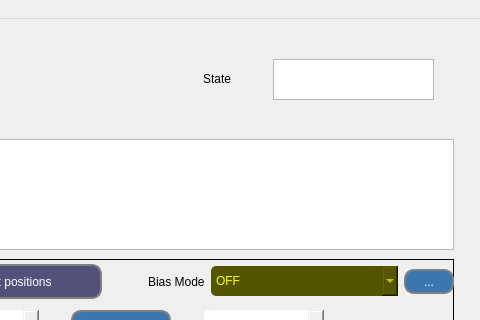
The window that ECA_SOLEIL_ZMI4104C/mainwindow.ui (guepy/ECA_ZMI4104C_main) describes before a commit, drawn with Qt 5; both pictures show x 347 to 827 and y 0 to 320 of the 827 by 884 pixel window.
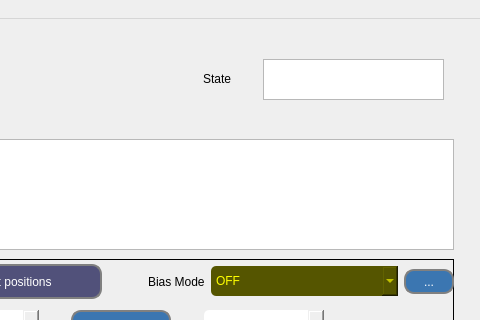
The same window after the commit. Icons and pictures are not drawn.

Diff of the .ui file:
```diff
--- a/ECA_SOLEIL_ZMI4104C/mainwindow.ui
+++ b/ECA_SOLEIL_ZMI4104C/mainwindow.ui
@@ -117,16 +117,6 @@
      <string>State</string>
     </property>
    </widget>
-   <widget class="QTextEdit" name="SysStatusEdit">
-    <property name="geometry">
-     <rect>
-      <x>620</x>
-      <y>40</y>
-      <width>161</width>
-      <height>41</height>
-     </rect>
-    </property>
-   </widget>
    <widget class="QPushButton" name="pushButton_8">
     <property name="geometry">
      <rect>
@@ -1530,6 +1520,16 @@
     </property>
     <layout class="QHBoxLayout" name="horizontalLayout_2"/>
    </widget>
+   <widget class="QTextBrowser" name="textBrowser">
+    <property name="geometry">
+     <rect>
+      <x>610</x>
+      <y>40</y>
+      <width>181</width>
+      <height>41</height>
+     </rect>
+    </property>
+   </widget>
   </widget>
   <widget class="QMenuBar" name="menubar">
    <property name="geometry">
```
Left out of the diff: 2 changed lines with no effect on the pictures.
